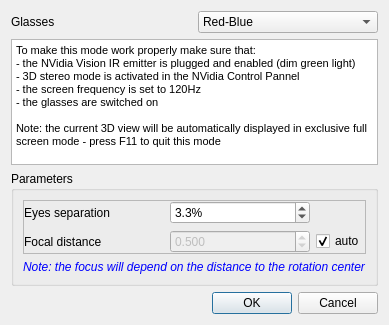
Above: common/ui_templates/stereoModeDlg.ui from CloudCompare/CloudCompare before the change. Below: the same form after it.
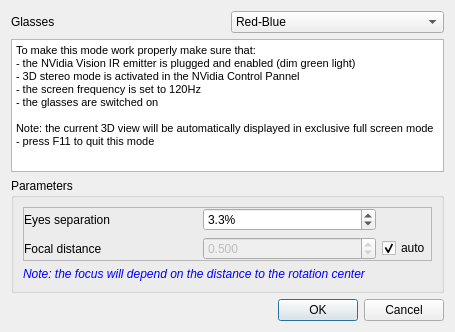
That is the form after the change. Icons and pictures are not drawn.

The edit to the form file:
```diff
--- a/common/ui_templates/stereoModeDlg.ui
+++ b/common/ui_templates/stereoModeDlg.ui
@@ -6,8 +6,8 @@
    <rect>
     <x>0</x>
     <y>0</y>
-    <width>383</width>
-    <height>325</height>
+    <width>455</width>
+    <height>332</height>
    </rect>
   </property>
   <property name="windowTitle">
```
Left out of the diff: 16 changed lines with no effect on the pictures.
